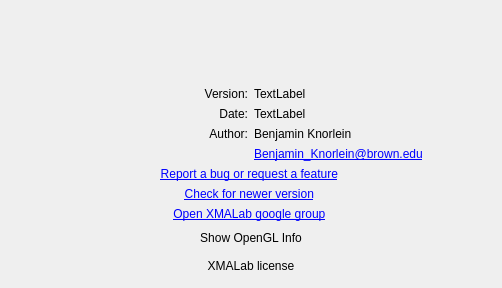
Above: src/ui/ui-files/AboutDialog.ui from XROMMPackages/xmalab before the change. Below: the same form after it.
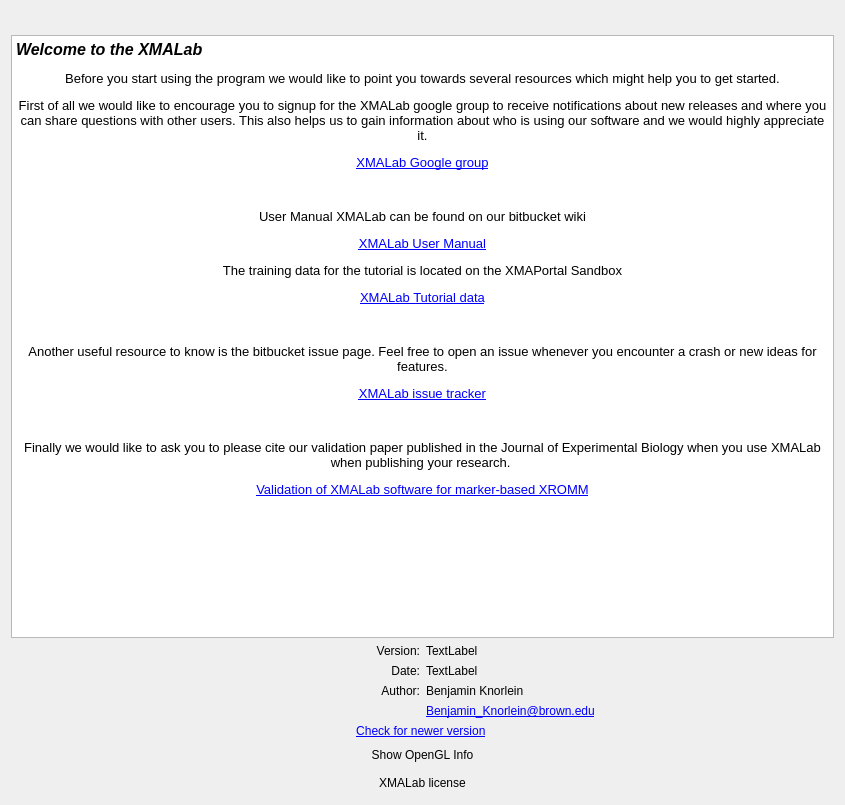
That is the form after the change. Icons and pictures are not drawn.

Commit message: fixes #142 : Added more info to AboutDialiog and changed WelcomeDialog text

The edit to the form file:
```diff
--- a/src/ui/ui-files/AboutDialog.ui
+++ b/src/ui/ui-files/AboutDialog.ui
@@ -6,8 +6,8 @@
    <rect>
     <x>0</x>
     <y>0</y>
-    <width>500</width>
-    <height>288</height>
+    <width>845</width>
+    <height>805</height>
    </rect>
   </property>
   <property name="sizePolicy">
@@ -24,8 +24,8 @@
   </property>
   <property name="maximumSize">
    <size>
-    <width>500</width>
-    <height>288</height>
+    <width>99999</width>
+    <height>99999</height>
    </size>
   </property>
   <property name="windowTitle">
@@ -41,49 +41,40 @@
   <layout class="QGridLayout" name="gridLayout_2">
    <item row="0" column="0">
     <layout class="QGridLayout" name="gridLayout">
-     <item row="14" column="0" colspan="2">
-      <widget class="QPushButton" name="pushButtonLicense">
-       <property name="text">
-        <string>XMALab license</string>
-       </property>
-       <property name="autoDefault">
-        <bool>false</bool>
-       </property>
-       <property name="flat">
-        <bool>true</bool>
-       </property>
-      </widget>
-     </item>
      <item row="12" column="0" colspan="2">
-      <widget class="QLabel" name="label_8">
+      <widget class="QPushButton" name="pushButtonOpenGLInfo">
        <property name="text">
-        <string>&lt;a href=&quot;https://groups.google.com/a/brown.edu/forum/?hl=en#!forum/xmalab&quot;&gt;Open XMALab google group&lt;/a&gt; </string>
+        <string>Show OpenGL Info</string>
        </property>
-       <property name="alignment">
-        <set>Qt::AlignCenter</set>
+       <property name="autoDefault">
+        <bool>false</bool>
        </property>
-       <property name="openExternalLinks">
+       <property name="flat">
         <bool>true</bool>
        </property>
-       <property name="textInteractionFlags">
-        <set>Qt::TextBrowserInteraction</set>
-       </property>
       </widget>
      </item>
-     <item row="3" column="0" colspan="2">
-      <spacer name="verticalSpacer">
-       <property name="orientation">
-        <enum>Qt::Vertical</enum>
-       </property>
-       <property name="sizeHint" stdset="0">
-        <size>
-         <width>20</width>
-         <height>40</height>
-        </size>
-       </property>
-      </spacer>
-     </item>
      <item row="9" column="1">
+      <widget class="QLabel" name="label_6">
+       <property name="sizePolicy">
+        <sizepolicy hsizetype="Preferred" vsizetype="Maximum">
+         <horstretch>0</horstretch>
+         <verstretch>0</verstretch>
+        </sizepolicy>
+       </property>
+       <property name="text">
+        <string>Benjamin Knorlein</string>
+       </property>
+      </widget>
+     </item>
+     <item row="7" column="1">
+      <widget class="QLabel" name="version_label">
+       <property name="text">
+        <string>TextLabel</string>
+       </property>
+      </widget>
+     </item>
+     <item row="10" column="1">
       <widget class="QLabel" name="label_7">
        <property name="sizePolicy">
         <sizepolicy hsizetype="Preferred" vsizetype="Maximum">
@@ -102,23 +93,7 @@
        </property>
       </widget>
      </item>
-     <item row="11" column="0" colspan="2">
-      <widget class="QLabel" name="label_9">
-       <property name="text">
-        <string>&lt;a href=&quot;https://bitbucket.org/xromm/xmalab/downloads&quot;&gt;Check for newer version&lt;/a&gt; </string>
-       </property>
-       <property name="alignment">
-        <set>Qt::AlignCenter</set>
-       </property>
-       <property name="openExternalLinks">
-        <bool>true</bool>
-       </property>
-       <property name="textInteractionFlags">
-        <set>Qt::TextBrowserInteraction</set>
-       </property>
-      </widget>
-     </item>
-     <item row="8" column="0" rowspan="2">
+     <item row="9" column="0" rowspan="2">
       <widget class="QLabel" name="label_5">
        <property name="text">
         <string>Author:</string>
@@ -128,7 +103,23 @@
        </property>
       </widget>
      </item>
-     <item row="0" column="0" colspan="2">
+     <item row="11" column="0" colspan="2">
+      <widget class="QLabel" name="label_9">
+       <property name="text">
+        <string>&lt;a href=&quot;https://bitbucket.org/xromm/xmalab/downloads&quot;&gt;Check for newer version&lt;/a&gt; </string>
+       </property>
+       <property name="alignment">
+        <set>Qt::AlignCenter</set>
+       </property>
+       <property name="openExternalLinks">
+        <bool>true</bool>
+       </property>
+       <property name="textInteractionFlags">
+        <set>Qt::TextBrowserInteraction</set>
+       </property>
+      </widget>
+     </item>
+     <item row="3" column="0" colspan="2" alignment="Qt::AlignHCenter">
       <widget class="QLabel" name="label">
        <property name="sizePolicy">
         <sizepolicy hsizetype="Fixed" vsizetype="Preferred">
@@ -144,7 +135,7 @@
        </property>
        <property name="maximumSize">
         <size>
-         <width>400</width>
+         <width>16777215</width>
          <height>16777215</height>
         </size>
        </property>
@@ -158,6 +149,9 @@
        <property name="frameShape">
         <enum>QFrame::NoFrame</enum>
        </property>
+       <property name="lineWidth">
+        <number>0</number>
+       </property>
        <property name="text">
         <string/>
        </property>
@@ -172,29 +166,7 @@
        </property>
       </widget>
      </item>
-     <item row="10" column="0" colspan="2">
-      <widget class="QLabel" name="label_2">
-       <property name="sizePolicy">
-        <sizepolicy hsizetype="Minimum" vsizetype="Preferred">
-         <horstretch>0</horstretch>
-         <verstretch>0</verstretch>
-        </sizepolicy>
-       </property>
-       <property name="text">
-        <string>&lt;a href=&quot;https://bitbucket.org/xromm/xmalab/issues/new&quot;&gt;Report a bug or request a feature&lt;/a&gt; </string>
-       </property>
-       <property name="alignment">
-        <set>Qt::AlignCenter</set>
-       </property>
-       <property name="openExternalLinks">
-        <bool>true</bool>
-       </property>
-       <property name="textInteractionFlags">
-        <set>Qt::TextBrowserInteraction</set>
-       </property>
-      </widget>
-     </item>
-     <item row="7" column="1">
+     <item row="8" column="1">
       <widget class="QLabel" name="date_label">
        <property name="text">
         <string>TextLabel</string>
@@ -202,16 +174,6 @@
       </widget>
      </item>
      <item row="7" column="0">
-      <widget class="QLabel" name="label_4">
-       <property name="text">
-        <string>Date:</string>
-       </property>
-       <property name="alignment">
-        <set>Qt::AlignRight|Qt::AlignTrailing|Qt::AlignVCenter</set>
-       </property>
-      </widget>
-     </item>
-     <item row="6" column="0">
       <widget class="QLabel" name="label_3">
        <property name="text">
         <string>Version:</string>
@@ -221,30 +183,20 @@
        </property>
       </widget>
      </item>
-     <item row="8" column="1">
-      <widget class="QLabel" name="label_6">
-       <property name="sizePolicy">
-        <sizepolicy hsizetype="Preferred" vsizetype="Maximum">
-         <horstretch>0</horstretch>
-         <verstretch>0</verstretch>
-        </sizepolicy>
-       </property>
+     <item row="8" column="0">
+      <widget class="QLabel" name="label_4">
        <property name="text">
-        <string>Benjamin Knorlein</string>
+        <string>Date:</string>
        </property>
-      </widget>
-     </item>
-     <item row="6" column="1">
-      <widget class="QLabel" name="version_label">
-       <property name="text">
-        <string>TextLabel</string>
+       <property name="alignment">
+        <set>Qt::AlignRight|Qt::AlignTrailing|Qt::AlignVCenter</set>
        </property>
       </widget>
      </item>
      <item row="13" column="0" colspan="2">
-      <widget class="QPushButton" name="pushButtonOpenGLInfo">
+      <widget class="QPushButton" name="pushButtonLicense">
        <property name="text">
-        <string>Show OpenGL Info</string>
+        <string>XMALab license</string>
        </property>
        <property name="autoDefault">
         <bool>false</bool>
@@ -254,6 +206,37 @@
        </property>
       </widget>
      </item>
+     <item row="4" column="0" colspan="2">
+      <widget class="QTextBrowser" name="textBrowser">
+       <property name="html">
+        <string>&lt;!DOCTYPE HTML PUBLIC &quot;-//W3C//DTD HTML 4.0//EN&quot; &quot;http://www.w3.org/TR/REC-html40/strict.dtd&quot;&gt;
+&lt;html&gt;&lt;head&gt;&lt;meta name=&quot;qrichtext&quot; content=&quot;1&quot; /&gt;&lt;style type=&quot;text/css&quot;&gt;
+p, li { white-space: pre-wrap; }
+&lt;/style&gt;&lt;/head&gt;&lt;body style=&quot; font-family:'MS Shell Dlg 2'; font-size:8.25pt; font-weight:400; font-style:normal;&quot;&gt;
+&lt;p style=&quot; margin-top:12px; margin-bottom:12px; margin-left:0px; margin-right:0px; -qt-block-indent:0; text-indent:0px;&quot;&gt;&lt;span style=&quot; font-size:12pt; font-weight:600; font-style:italic;&quot;&gt;Welcome to the XMALab&lt;/span&gt;&lt;/p&gt;
+&lt;p align=&quot;center&quot; style=&quot; margin-top:12px; margin-bottom:12px; margin-left:0px; margin-right:0px; -qt-block-indent:0; text-indent:0px;&quot;&gt;&lt;span style=&quot; font-size:10pt;&quot;&gt;Before you start using the program we would like to point you towards several resources which might help you to get started.&lt;/span&gt;&lt;/p&gt;
+&lt;p align=&quot;center&quot; style=&quot; margin-top:12px; margin-bottom:12px; margin-left:0px; margin-right:0px; -qt-block-indent:0; text-indent:0px;&quot;&gt;&lt;span style=&quot; font-size:10pt;&quot;&gt;First of all we would like to encourage you to signup for the XMALab google group to receive notifications about new releases and where you can share questions with other users. This also helps us to gain information about who is using our software and we would highly appreciate it.&lt;/span&gt;&lt;/p&gt;
+&lt;p align=&quot;center&quot; style=&quot; margin-top:12px; margin-bottom:12px; margin-left:0px; margin-right:0px; -qt-block-indent:0; text-indent:0px;&quot;&gt;&lt;a href=&quot;https://groups.google.com/a/brown.edu/forum/?hl=en#!forum/xmalab&quot;&gt;&lt;span style=&quot; font-size:10pt; text-decoration: underline; color:#0000ff;&quot;&gt;XMALab Google group&lt;/span&gt;&lt;/a&gt;&lt;/p&gt;
+&lt;p align=&quot;center&quot; style=&quot;-qt-paragraph-type:empty; margin-top:12px; margin-bottom:12px; margin-left:0px; margin-right:0px; -qt-block-indent:0; text-indent:0px; font-size:10pt; text-decoration: underline; color:#0000ff;&quot;&gt;&lt;br /&gt;&lt;/p&gt;
+&lt;p align=&quot;center&quot; style=&quot; margin-top:12px; margin-bottom:12px; margin-left:0px; margin-right:0px; -qt-block-indent:0; text-indent:0px;&quot;&gt;&lt;span style=&quot; font-size:10pt;&quot;&gt;User Manual XMALab can be found on our bitbucket wiki&lt;/span&gt;&lt;/p&gt;
+&lt;p align=&quot;center&quot; style=&quot; margin-top:12px; margin-bottom:12px; margin-left:0px; margin-right:0px; -qt-block-indent:0; text-indent:0px;&quot;&gt;&lt;a href=&quot;https://bitbucket.org/xromm/xmalab/wiki/Home&quot;&gt;&lt;span style=&quot; font-size:10pt; text-decoration: underline; color:#0000ff;&quot;&gt;XMALab User Manual&lt;/span&gt;&lt;/a&gt;&lt;/p&gt;
+&lt;p align=&quot;center&quot; style=&quot; margin-top:12px; margin-bottom:12px; margin-left:0px; margin-right:0px; -qt-block-indent:0; text-indent:0px;&quot;&gt;&lt;span style=&quot; font-size:10pt;&quot;&gt;The training data for the tutorial is located on the XMAPortal Sandbox&lt;/span&gt;&lt;/p&gt;
+&lt;p align=&quot;center&quot; style=&quot; margin-top:12px; margin-bottom:12px; margin-left:0px; margin-right:0px; -qt-block-indent:0; text-indent:0px;&quot;&gt;&lt;a href=&quot;http://xmaportal.org/sandbox/larequest.php?request=explorePublicStudy&amp;amp;StudyID=49&amp;amp;instit=SANDBOX1&quot;&gt;&lt;span style=&quot; font-size:10pt; text-decoration: underline; color:#0000ff;&quot;&gt;XMALab Tutorial data&lt;/span&gt;&lt;/a&gt;&lt;/p&gt;
+&lt;p align=&quot;center&quot; style=&quot;-qt-paragraph-type:empty; margin-top:12px; margin-bottom:12px; margin-left:0px; margin-right:0px; -qt-block-indent:0; text-indent:0px; font-size:10pt; text-decoration: underline; color:#0000ff;&quot;&gt;&lt;br /&gt;&lt;/p&gt;
+&lt;p align=&quot;center&quot; style=&quot; margin-top:12px; margin-bottom:12px; margin-left:0px; margin-right:0px; -qt-block-indent:0; text-indent:0px;&quot;&gt;&lt;span style=&quot; font-size:10pt;&quot;&gt;Another useful resource to know is the bitbucket issue page. Feel free to open an issue whenever you encounter a crash or new ideas for features.&lt;/span&gt;&lt;/p&gt;
+&lt;p align=&quot;center&quot; style=&quot; margin-top:12px; margin-bottom:12px; margin-left:0px; margin-right:0px; -qt-block-indent:0; text-indent:0px;&quot;&gt;&lt;a href=&quot;https://bitbucket.org/account/signin/?next=/xromm/xmalab/issues/new&quot;&gt;&lt;span style=&quot; font-size:10pt; text-decoration: underline; color:#0000ff;&quot;&gt;XMALab issue tracker&lt;/span&gt;&lt;/a&gt;&lt;/p&gt;
+&lt;p align=&quot;center&quot; style=&quot;-qt-paragraph-type:empty; margin-top:12px; margin-bottom:12px; margin-left:0px; margin-right:0px; -qt-block-indent:0; text-indent:0px; font-size:10pt; text-decoration: underline; color:#0000ff;&quot;&gt;&lt;br /&gt;&lt;/p&gt;
+&lt;p align=&quot;center&quot; style=&quot; margin-top:12px; margin-bottom:12px; margin-left:0px; margin-right:0px; -qt-block-indent:0; text-indent:0px;&quot;&gt;&lt;span style=&quot; font-size:10pt;&quot;&gt;Finally we would like to ask you to please cite our validation paper published in the Journal of Experimental Biology when you use XMALab when publishing your research. &lt;/span&gt;&lt;/p&gt;
+&lt;p align=&quot;center&quot; style=&quot; margin-top:12px; margin-bottom:12px; margin-left:0px; margin-right:0px; -qt-block-indent:0; text-indent:0px;&quot;&gt;&lt;a href=&quot;http://jeb.biologists.org/content/219/23/3701&quot;&gt;&lt;span style=&quot; font-size:10pt; text-decoration: underline; color:#0000ff;&quot;&gt;Validation of XMALab software for marker-based XROMM&lt;/span&gt;&lt;/a&gt;&lt;/p&gt;&lt;/body&gt;&lt;/html&gt;</string>
+       </property>
+       <property name="openExternalLinks">
+        <bool>true</bool>
+       </property>
+       <property name="openLinks">
+        <bool>true</bool>
+       </property>
+      </widget>
+     </item>
     </layout>
    </item>
   </layout>
```
The commit also changes 1 other file.
